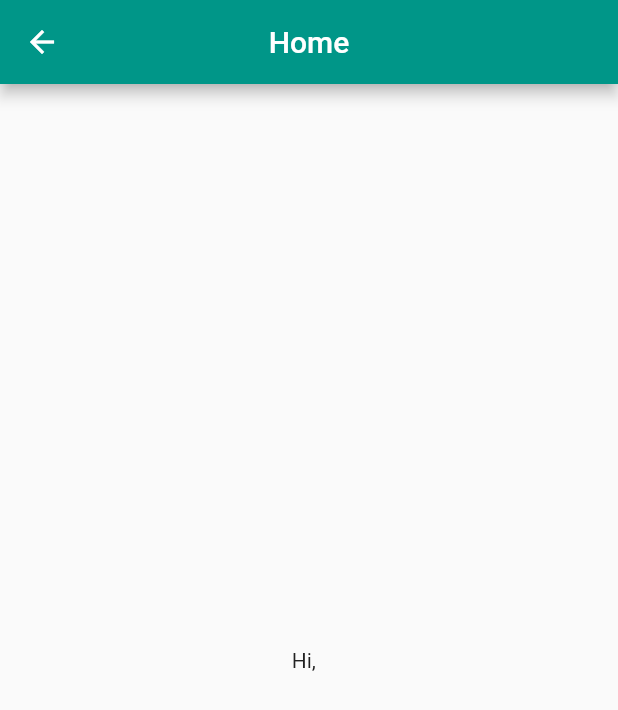
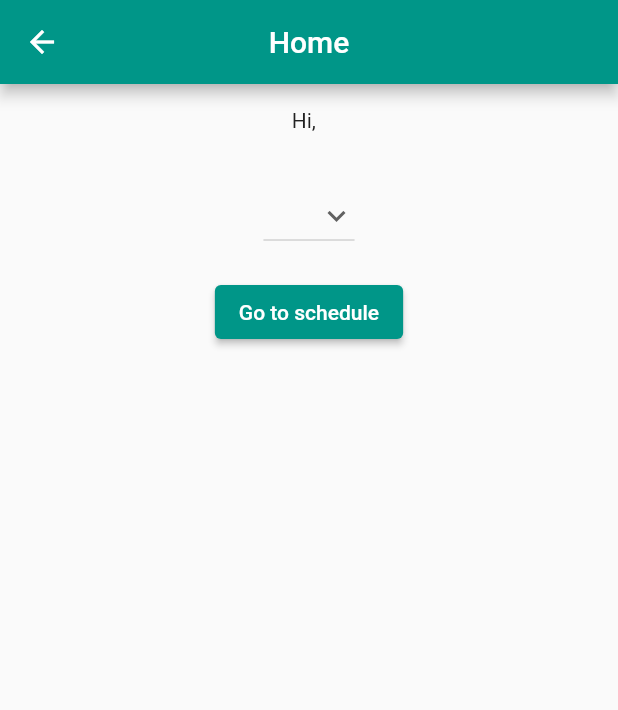
Before and after one commit to volodya0/flutter-lab, a Flutter app: the screen it shows after launch, after a tap on "Continue", on a phone screen of 412 x 824 dp. Shown: the top 710 px of the screen. Run offline on Flutter 3.47's test engine with Material 2 defaults, Android fonts, the phone set to English and light mode, and no system bars.

Commit message:
Added a page to display the schedule

```diff
--- a/lib/home.dart
+++ b/lib/home.dart
@@ -1,21 +1,70 @@
 import 'package:flutter/material.dart';
 
-class HomePage extends StatelessWidget {
+import 'data.dart';
+
+class HomePage extends StatefulWidget {
   const HomePage({super.key});
+
+  @override
+  State<HomePage> createState() => _HomePageState();
+}
+
+class _HomePageState extends State<HomePage> {
+  late String firstName;
+  late String lastName;
+  late List<String> groups;
+  String? selectedGroup;
+
+  _HomePageState() {
+    ScheduleData scheduleData = ScheduleData();
+    groups = scheduleData.getGroupsNames();
+  }
 
   @override
   Widget build(BuildContext context) {
     final arguments = (ModalRoute.of(context)?.settings.arguments ??
         <String, dynamic>{}) as Map;
 
+    setState(() {
+      firstName = arguments['firstName'];
+      lastName = arguments['lastName'];
+    });
+
     return Scaffold(
-      appBar: AppBar(
-        title: const Text('Home'),
-        centerTitle: true,
-      ),
-      body: Center(
-          child:
-              Text('Hi, ${arguments['firstName']} ${arguments['lastName']}')),
-    );
+        appBar: AppBar(
+          title: const Text('Home'),
+          centerTitle: true,
+        ),
+        body: Center(
+            child: Column(children: [
+          Padding(
+            padding: EdgeInsets.all(16.0),
+            child: Text('Hi, ${firstName} ${lastName}'),
+          ),
+          Padding(
+            padding: EdgeInsets.all(16.0),
+            child: DropdownButton<String>(
+              value: selectedGroup,
+              icon: const Icon(Icons.keyboard_arrow_down),
+              items: groups
+                  .map((group) => DropdownMenuItem(
+                        value: group,
+                        child: Text(group),
+                      ))
+                  .toList(),
+              onChanged: (String? newGroup) {
+                setState(() {
+                  selectedGroup = newGroup;
+                });
+              },
+            ),
+          ),
+          ElevatedButton(
+              onPressed: () {
+                Navigator.pushNamed(context, '/schedule',
+                    arguments: {'selectedGroup': selectedGroup});
+              },
+              child: const Text('Go to schedule'))
+        ])));
   }
 }
--- a/lib/main.dart
+++ b/lib/main.dart
@@ -1,3 +1,4 @@
+import 'package:a/schedule.dart';
 import 'package:flutter/material.dart';
 import 'auth.dart';
 import 'home.dart';
@@ -20,6 +21,7 @@ class MyApp extends StatelessWidget {
         routes: {
           '/': (context) => const AuthPage(),
           '/home': (context) => const HomePage(),
+          '/schedule': (context) => const SchedulePage(),
         });
   }
 }
```
Also changed, not shown: lib/schedule.dart (added, +48 -0 lines).
